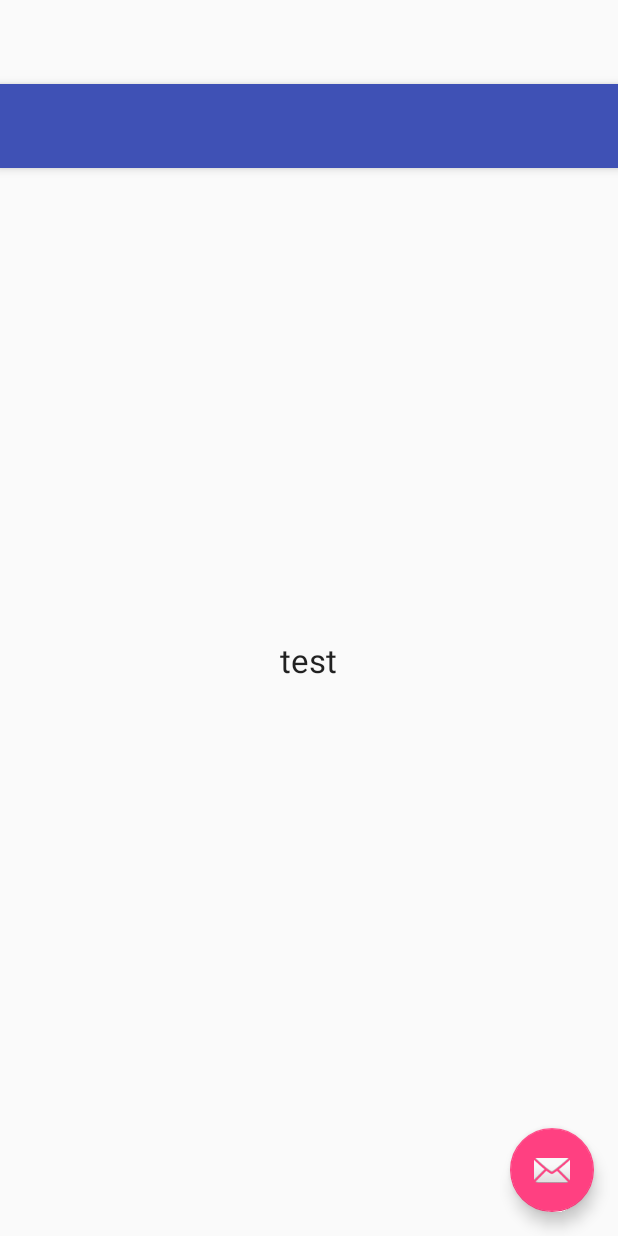
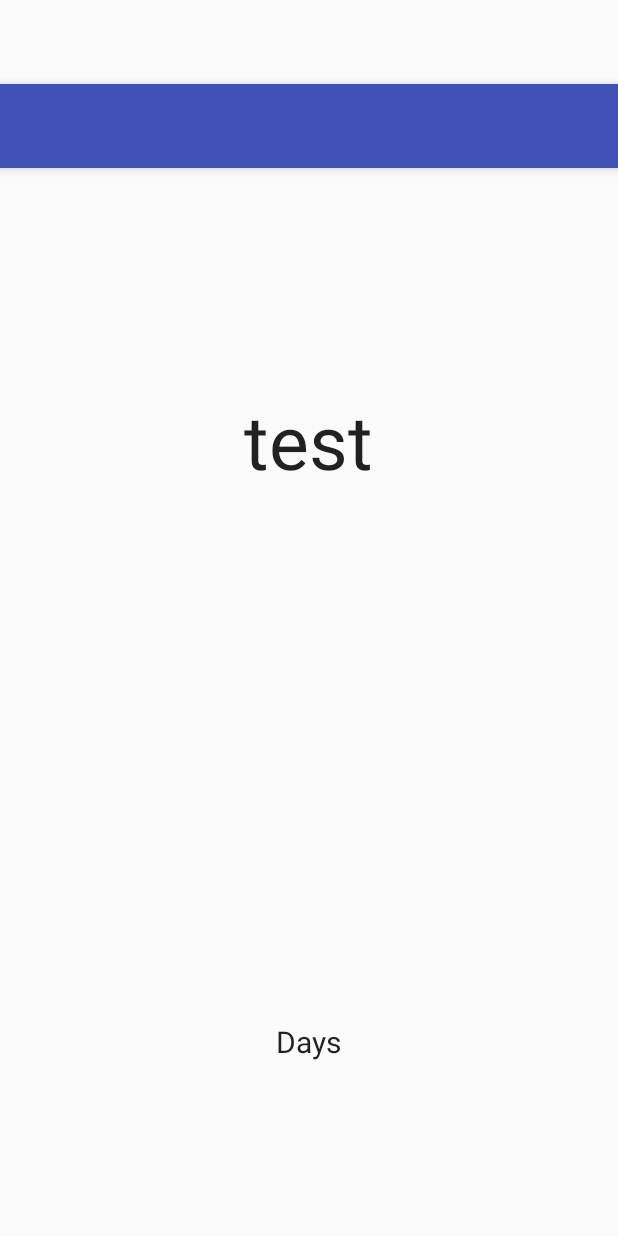
Before and after one commit to rmhsiao/pinkpink, an Android app: the layout app_bar_home_page.xml on its own in the app's theme, with its tools: preview values and no code run, on a phone screen of 412 x 824 dp. Run offline under Robolectric (Android 15) with nearby library versions, the phone set to English and light mode, and no system bars; network calls fail.

Commit message:
左拉選單OK

```diff
--- a/app/src/main/java/m/mcoupledate/HomePageActivity.java
+++ b/app/src/main/java/m/mcoupledate/HomePageActivity.java
@@ -196,7 +196,10 @@ public class HomePageActivity extends AppCompatActivity
             // 開始跳頁
             startActivity(intent);
         } else if (id == R.id.nav_memorialDay) {
-
+            // 設定從這個活動跳至 設定紀念日 的活動
+            Intent intent = new Intent(HomePageActivity.this, ModifyMemorialDay.class);
+            // 開始跳頁
+            startActivity(intent);
         } else if (id == R.id.nav_myViewpoint) {
 
         } else if (id == R.id.nav_myTravle) {
--- a/app/src/main/res/layout/app_bar_home_page.xml
+++ b/app/src/main/res/layout/app_bar_home_page.xml
@@ -23,14 +23,6 @@
 
     <include layout="@layout/content_home_page" />
 
-    <android.support.design.widget.FloatingActionButton
-        android:id="@+id/fab"
-        android:layout_width="wrap_content"
-        android:layout_height="wrap_content"
-        android:layout_gravity="bottom|end"
-        android:layout_margin="@dimen/fab_margin"
-        android:src="@android:drawable/ic_dialog_email" />
-
     //內容
     <RelativeLayout xmlns:android="http://schemas.android.com/apk/res/android"
         xmlns:tools="http://schemas.android.com/tools"
@@ -49,8 +41,19 @@
             android:layout_height="wrap_content"
             android:textAppearance="?android:attr/textAppearanceLarge"
             android:text="test"
+            android:textSize="50sp"
             android:id="@+id/totalDaysDialog"
-            android:layout_centerVertical="true"
+            android:layout_alignParentTop="true"
+            android:layout_centerHorizontal="true"
+            android:layout_marginTop="188dp" />
+        <TextView
+            android:layout_width="wrap_content"
+            android:layout_height="wrap_content"
+            android:textAppearance="?android:attr/textAppearanceLarge"
+            android:text="Days"
+            android:textSize="20sp"
+            android:layout_marginBottom="100dp"
+            android:layout_alignParentBottom="true"
             android:layout_centerHorizontal="true" />
 
     </RelativeLayout>
```
